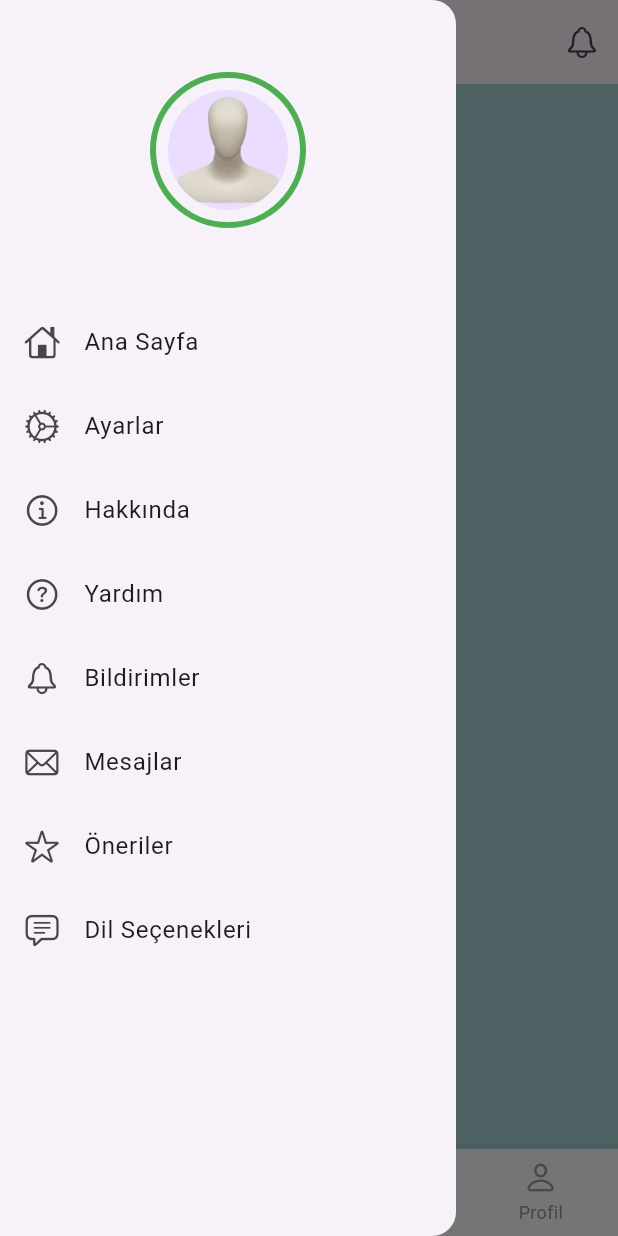
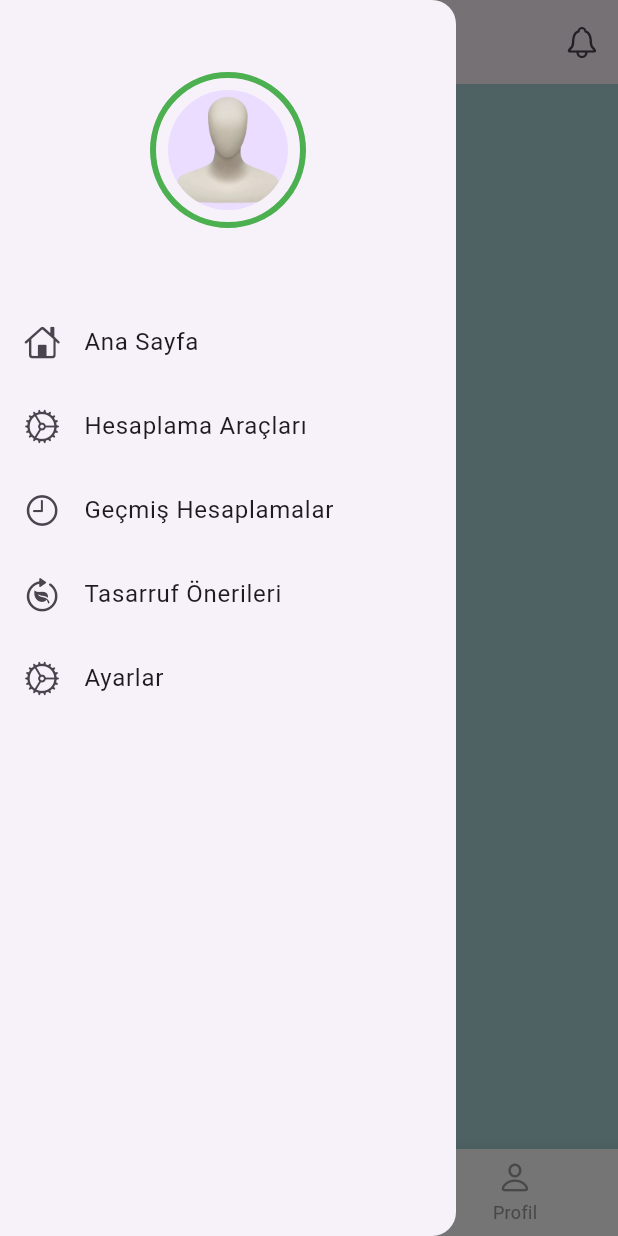
Before and after one commit to Demir-7/Q-Flutter, a Flutter app: the HomeScreen screen opened by its route, with the side drawer open, on a phone screen of 412 x 824 dp. Run offline on Flutter 3.47's test engine with Material 3 defaults, Android fonts, the phone set to English and light mode, and no system bars; our stand-ins replace go_router, lottie; missing offline and left inert: dotlottie_loader.

```diff
--- a/lib/main.dart
+++ b/lib/main.dart
@@ -1,10 +1,60 @@
 import 'package:flutter/material.dart';
-import 'core/routes.dart';
+import 'package:go_router/go_router.dart';
+import 'screens/loading_screen.dart';
+import 'screens/home_screen.dart';
+import 'screens/profile_screen.dart';
+import 'screens/ipuclari_screen.dart';
+import 'screens/onboarding_page.dart';
+import 'screens/hesaplama_araclari.dart';
+import 'screens/gecmis_hesaplamalar.dart';
+import 'screens/tasarruf_onerileri.dart';
+import 'screens/settings_page.dart'; // SettingsPage widget'ını import ettik
 
 void main() {
-  WidgetsFlutterBinding.ensureInitialized(); // Flutter widget'larını başlatır
   runApp(const MyApp());
 }
+
+final GoRouter _router = GoRouter(
+  routes: [
+    GoRoute(
+      path: '/onboarding',
+      builder: (context, state) => const OnboardingPage(),
+    ),
+    GoRoute(
+      path: '/',
+      builder: (context, state) => const LoadingScreen(),
+    ),
+    GoRoute(
+      path: '/home',
+      builder: (context, state) => const HomeScreen(),
+    ),
+    GoRoute(
+      path: '/profile',
+      builder: (context, state) => const ProfileScreen(),
+    ),
+    GoRoute(
+      path: '/ipuclari',
+      builder: (context, state) => const IpuclariScreen(),
+    ),
+    GoRoute(
+      path: '/hesaplama_araclari',
+      builder: (context, state) => const HesaplamaAraclari(),
+    ),
+    GoRoute(
+      path: '/gecmis_hesaplamalar',
+      builder: (context, state) => const GecmisHesaplamalar(),
+    ),
+    GoRoute(
+      path: '/tasarruf_onerileri',
+      builder: (context, state) => const TasarrufOnerileri(),
+    ),
+    GoRoute(
+      path: '/settings',
+      builder: (context, state) => const SettingsPage(),
+    ),
+  ],
+  initialLocation: '/onboarding',
+);
 
 class MyApp extends StatelessWidget {
   const MyApp({super.key});
@@ -15,10 +65,9 @@ class MyApp extends StatelessWidget {
       title: 'Flutter App',
       theme: ThemeData(
         primarySwatch: Colors.blue,
-        visualDensity: VisualDensity.adaptivePlatformDensity,
       ),
-      routerConfig: router, // go_router yapılandırmasını kullanır
-      debugShowCheckedModeBanner: false, // Debug bandını kaldırır
+      debugShowCheckedModeBanner: false, // DEBUG yazısını kaldırmak için
+      routerConfig: _router,
     );
   }
 }
--- a/lib/screens/home_screen.dart
+++ b/lib/screens/home_screen.dart
@@ -63,58 +63,34 @@ class HomeScreen extends StatelessWidget {
             ),
             ListTile(
               leading: const Icon(CupertinoIcons.settings),
+              title: const Text('Hesaplama Araçları'),
+              onTap: () {
+                Navigator.pop(context);
+                context.go('/hesaplama_araclari'); // Hesaplama araçları sayfasına git
+              },
+            ),
+            ListTile(
+              leading: const Icon(CupertinoIcons.time),
+              title: const Text('Geçmiş Hesaplamalar'),
+              onTap: () {
+                Navigator.pop(context);
+                context.go('/gecmis_hesaplamalar'); // Geçmiş hesaplamalar sayfasına git
+              },
+            ),
+            ListTile(
+              leading: const Icon(CupertinoIcons.leaf_arrow_circlepath),
+              title: const Text('Tasarruf Önerileri'),
+              onTap: () {
+                Navigator.pop(context);
+                context.go('/tasarruf_onerileri'); // Tasarruf önerileri sayfasına git
+              },
+            ),
+            ListTile(
+              leading: const Icon(CupertinoIcons.settings),
               title: const Text('Ayarlar'),
               onTap: () {
                 Navigator.pop(context);
                 context.go('/settings'); // Ayarlar sayfasına git
-              },
-            ),
-            ListTile(
-              leading: const Icon(CupertinoIcons.info),
-              title: const Text('Hakkında'),
-              onTap: () {
-                Navigator.pop(context);
-                context.go('/about'); // Hakkında sayfasına git
-              },
-            ),
-            ListTile(
-              leading: const Icon(CupertinoIcons.question_circle),
-              title: const Text('Yardım'),
-              onTap: () {
-                Navigator.pop(context);
-                context.go('/help'); // Yardım sayfasına git
-              },
-            ),
-            ListTile(
-              leading: const Icon(CupertinoIcons.bell),
-              title: const Text('Bildirimler'),
-              onTap: () {
-                Navigator.pop(context);
-                context.go('/notifications'); // Bildirimler sayfasına git
-              },
-            ),
-            ListTile(
-              leading: const Icon(CupertinoIcons.mail),
-              title: const Text('Mesajlar'),
-              onTap: () {
-                Navigator.pop(context);
-                context.go('/messages'); // Mesajlar sayfasına git
-              },
-            ),
-            ListTile(
-              leading: const Icon(CupertinoIcons.star),
-              title: const Text('Öneriler'),
-              onTap: () {
-                Navigator.pop(context);
-                context.go('/recommendations'); // Öneriler sayfasına git
-              },
-            ),
-            ListTile(
-              leading: const Icon(CupertinoIcons.text_bubble),
-              title: const Text('Dil Seçenekleri'),
-              onTap: () {
-                Navigator.pop(context);
-                context.go('/languages'); // Dil seçenekleri sayfasına git
               },
             ),
           ],
@@ -145,10 +121,6 @@ class HomeScreen extends StatelessWidget {
             label: 'Ana Sayfa', // Ana sayfa etiketi
           ),
           BottomNavigationBarItem(
-            icon: Icon(CupertinoIcons.globe),
-            label: 'Dünya Sıralaması', // Dünya sıralaması etiketi
-          ),
-          BottomNavigationBarItem(
             icon: Icon(CupertinoIcons.lightbulb),
             label: 'İpuçları', // İpuçları etiketi
           ),
@@ -162,12 +134,9 @@ class HomeScreen extends StatelessWidget {
             // Ana Sayfa
             context.go('/home');  // Ana sayfaya git
           } else if (index == 1) {
-            // Dünya Sıralaması
-            context.go('/dunyasiralama');
-          } else if (index == 2) {
             // İpuçları
             context.go('/ipuclari');
-          } else if (index == 3) {
+          } else if (index == 2) {
             // Profil
             context.go('/profile');  // Profil sayfasına git
           }
```
Also changed, not shown: lib/screens/gecmis_hesaplamalar.dart (added, +17 -0 lines), lib/screens/hesaplama_araclari.dart (added, +17 -0 lines), lib/screens/onboarding_page.dart (+22 -13 lines), lib/screens/settings_page.dart (added, +17 -0 lines), lib/screens/tasarruf_onerileri.dart (added, +17 -0 lines), assets/images/onboarding_images/3web_clean.png (added).
